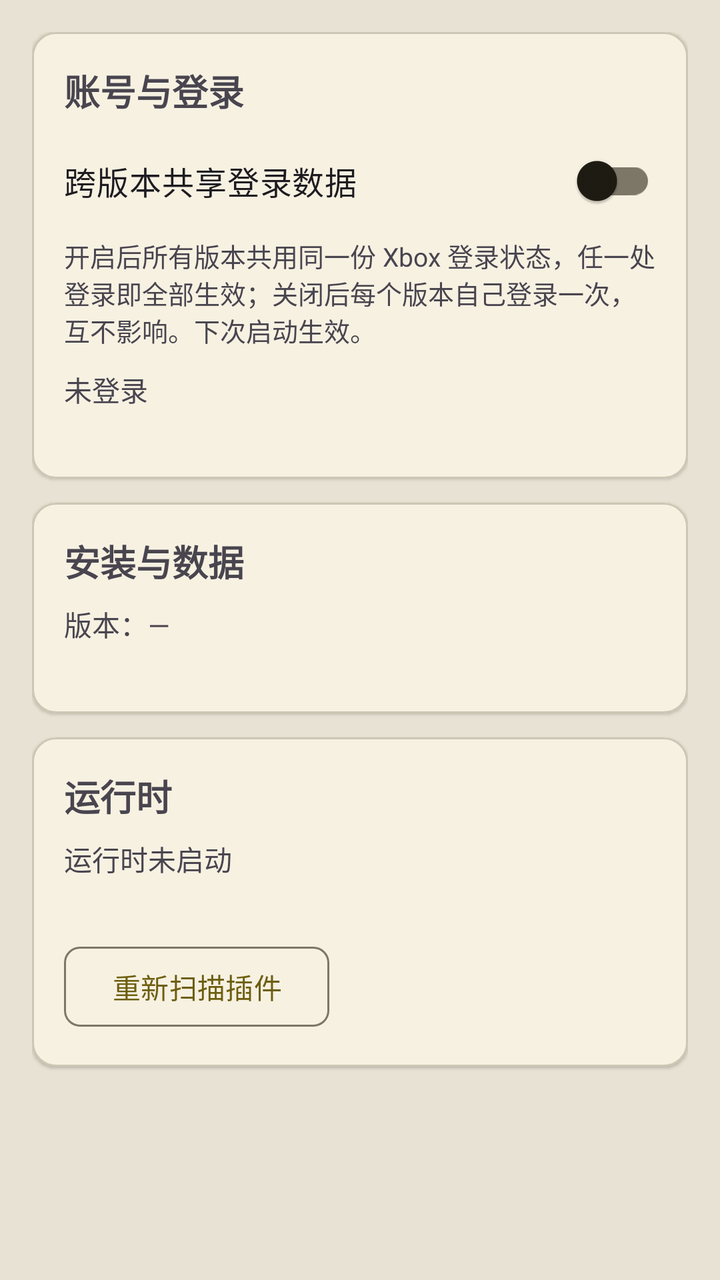
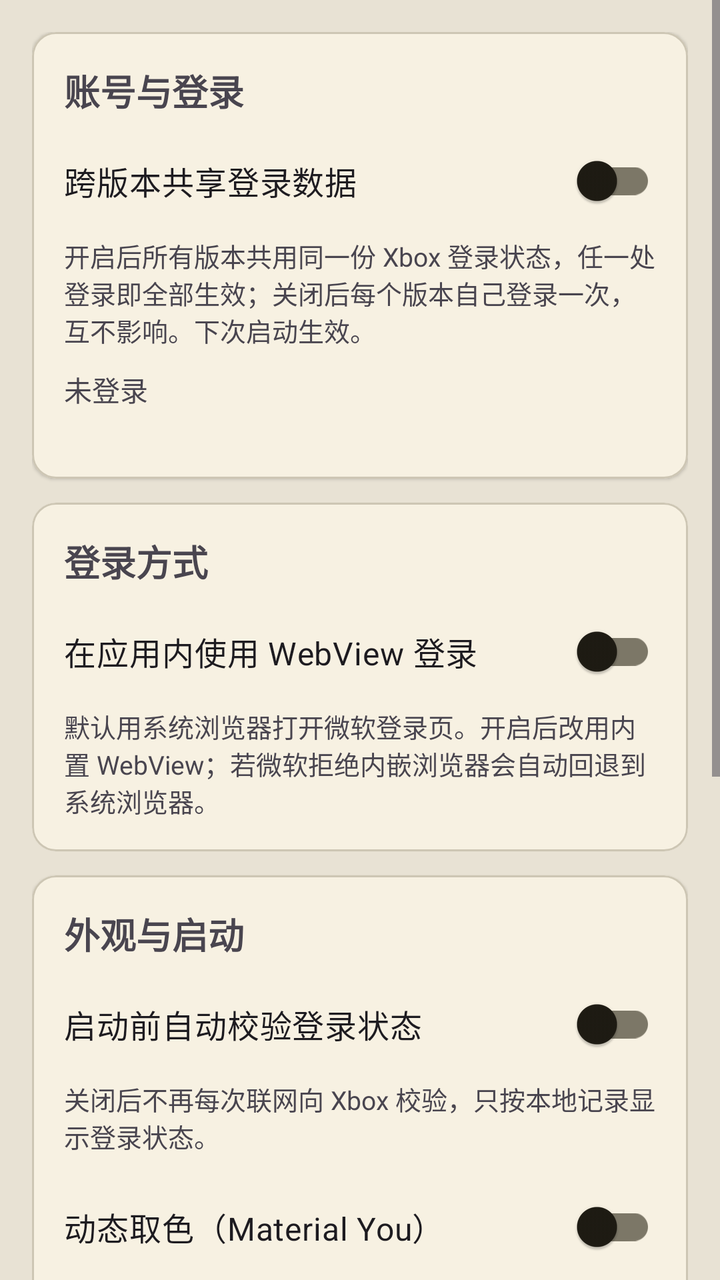

Two renders of the same Android screen: before a commit and after it. Below are the layout's source before the change and the commit's diff.
<!-- AndroidManifest.xml: application theme AppTheme -->
<!-- res/layout/fragment_setting.xml -->
<?xml version="1.0" encoding="utf-8"?>
<ScrollView xmlns:android="http://schemas.android.com/apk/res/android"
    xmlns:app="http://schemas.android.com/apk/res-auto"
    android:layout_width="match_parent"
    android:layout_height="match_parent"
    android:background="@color/md_theme_surfaceContainerHighest"
    android:fillViewport="true">

    <LinearLayout
        android:layout_width="match_parent"
        android:layout_height="wrap_content"
        android:orientation="vertical"
        android:paddingStart="16dp"
        android:paddingTop="16dp"
        android:paddingEnd="16dp"
        android:paddingBottom="24dp">

        <com.google.android.material.card.MaterialCardView
            android:layout_width="match_parent"
            android:layout_height="wrap_content"
            app:cardCornerRadius="12dp"
            app:cardElevation="1dp">

            <LinearLayout
                android:layout_width="match_parent"
                android:layout_height="wrap_content"
                android:orientation="vertical"
                android:padding="16dp">

                <TextView
                    android:layout_width="wrap_content"
                    android:layout_height="wrap_content"
                    android:text="账号与登录"
                    android:textSize="18sp"
                    android:textStyle="bold" />

                <com.google.android.material.switchmaterial.SwitchMaterial
                    android:id="@+id/identity_share"
                    android:layout_width="match_parent"
                    android:layout_height="wrap_content"
                    android:layout_marginTop="8dp"
                    android:text="跨版本共享登录数据"
                    android:textSize="16sp" />

                <TextView
                    android:id="@+id/identity_summary"
                    android:layout_width="match_parent"
                    android:layout_height="wrap_content"
                    android:layout_marginTop="4dp"
                    android:text="@string/identity_share_summary"
                    android:textColor="?android:attr/textColorSecondary"
                    android:textSize="13sp" />

                <TextView
                    android:id="@+id/account_line"
                    android:layout_width="match_parent"
                    android:layout_height="wrap_content"
                    android:layout_marginTop="10dp"
                    android:text="未登录"
                    android:textSize="14sp" />

                <TextView
                    android:id="@+id/identity_path"
                    android:layout_width="match_parent"
                    android:layout_height="wrap_content"
                    android:layout_marginTop="2dp"
                    android:textIsSelectable="true"
                    android:textSize="12sp"
                    android:typeface="monospace" />
            </LinearLayout>
        </com.google.android.material.card.MaterialCardView>

        <com.google.android.material.card.MaterialCardView
            android:layout_width="match_parent"
            android:layout_height="wrap_content"
            android:layout_marginTop="12dp"
            app:cardCornerRadius="12dp"
            app:cardElevation="1dp">

            <LinearLayout
                android:layout_width="match_parent"
                android:layout_height="wrap_content"
                android:orientation="vertical"
                android:padding="16dp">

                <TextView
                    android:layout_width="wrap_content"
                    android:layout_height="wrap_content"
                    android:text="安装与数据"
                    android:textSize="18sp"
                    android:textStyle="bold" />

                <TextView
                    android:id="@+id/version_line"
                    android:layout_width="match_parent"
                    android:layout_height="wrap_content"
                    android:layout_marginTop="8dp"
                    android:text="版本：—"
                    android:textSize="14sp" />

                <TextView
                    android:id="@+id/instance_path"
                    android:layout_width="match_parent"
                    android:layout_height="wrap_content"
                    android:layout_marginTop="2dp"
                    android:textIsSelectable="true"
                    android:textSize="12sp"
                    android:typeface="monospace" />
            </LinearLayout>
        </com.google.android.material.card.MaterialCardView>

        <com.google.android.material.card.MaterialCardView
            android:layout_width="match_parent"
            android:layout_height="wrap_content"
            android:layout_marginTop="12dp"
            app:cardCornerRadius="12dp"
            app:cardElevation="1dp">

            <LinearLayout
                android:layout_width="match_parent"
                android:layout_height="wrap_content"
                android:orientation="vertical"
                android:padding="16dp">

                <TextView
                    android:layout_width="wrap_content"
                    android:layout_height="wrap_content"
                    android:text="运行时"
                    android:textSize="18sp"
                    android:textStyle="bold" />

                <TextView
                    android:id="@+id/runtime_line"
                    android:layout_width="match_parent"
                    android:layout_height="wrap_content"
                    android:layout_marginTop="8dp"
                    android:text="运行时未启动"
                    android:textSize="14sp" />

                <TextView
                    android:id="@+id/hook_line"
                    android:layout_width="match_parent"
                    android:layout_height="wrap_content"
                    android:layout_marginTop="2dp"
                    android:textColor="?android:attr/textColorSecondary"
                    android:textSize="13sp" />

                <com.google.android.material.button.MaterialButton
                    android:id="@+id/rescan_plugins"
                    style="?attr/materialButtonOutlinedStyle"
                    android:layout_width="wrap_content"
                    android:layout_height="wrap_content"
                    android:layout_marginTop="10dp"
                    android:text="重新扫描插件"
                    app:cornerRadius="8dp" />
            </LinearLayout>
        </com.google.android.material.card.MaterialCardView>
    </LinearLayout>
</ScrollView>
<!-- resources referenced by this layout -->
<resources>
  <color name="md_theme_surfaceContainerHighest">#E8E2D4</color>
  <string name="identity_share_summary">开启后所有版本共用同一份 Xbox 登录状态，任一处登录即全部生效；关闭后每个版本自己登录一次，互不影响。下次启动生效。</string>
  <color name="md_theme_primary">#6D5E0F</color>
  <color name="md_theme_onPrimary">#FFFFFF</color>
  <color name="md_theme_primaryContainer">#F8E287</color>
  <color name="md_theme_onPrimaryContainer">#534600</color>
  <color name="md_theme_secondary">#665E40</color>
  <color name="md_theme_onSecondary">#FFFFFF</color>
  <color name="md_theme_secondaryContainer">#EEE2BC</color>
  <color name="md_theme_onSecondaryContainer">#4E472A</color>
  <color name="md_theme_tertiary">#43664E</color>
  <color name="md_theme_onTertiary">#FFFFFF</color>
  <color name="md_theme_tertiaryContainer">#C5ECCE</color>
  <color name="md_theme_onTertiaryContainer">#2C4E38</color>
  <color name="md_theme_error">#BA1A1A</color>
  <color name="md_theme_onError">#FFFFFF</color>
  <color name="md_theme_errorContainer">#FFDAD6</color>
  <color name="md_theme_onErrorContainer">#93000A</color>
  <color name="md_theme_background">#FFF9EE</color>
  <color name="md_theme_onBackground">#1E1B13</color>
  <color name="md_theme_surface">#FFF9EE</color>
  <color name="md_theme_onSurface">#1E1B13</color>
  <color name="md_theme_surfaceVariant">#EAE2D0</color>
  <color name="md_theme_onSurfaceVariant">#4B4739</color>
  <color name="md_theme_outline">#7C7767</color>
  <color name="md_theme_outlineVariant">#CDC6B4</color>
  <color name="md_theme_inverseSurface">#333027</color>
  <color name="md_theme_inverseOnSurface">#F7F0E2</color>
  <color name="md_theme_inversePrimary">#DBC66E</color>
  <color name="md_theme_primaryFixed">#F8E287</color>
  <color name="md_theme_onPrimaryFixed">#221B00</color>
  <color name="md_theme_primaryFixedDim">#DBC66E</color>
  <color name="md_theme_onPrimaryFixedVariant">#534600</color>
  <color name="md_theme_secondaryFixed">#EEE2BC</color>
  <color name="md_theme_onSecondaryFixed">#211B04</color>
  <color name="md_theme_secondaryFixedDim">#D1C6A1</color>
  <color name="md_theme_onSecondaryFixedVariant">#4E472A</color>
  <color name="md_theme_tertiaryFixed">#C5ECCE</color>
  <color name="md_theme_onTertiaryFixed">#00210F</color>
  <color name="md_theme_tertiaryFixedDim">#A9D0B3</color>
  <color name="md_theme_onTertiaryFixedVariant">#2C4E38</color>
  <color name="md_theme_surfaceDim">#E0D9CC</color>
  <color name="md_theme_surfaceBright">#FFF9EE</color>
  <color name="md_theme_surfaceContainerLowest">#FFFFFF</color>
  <color name="md_theme_surfaceContainerLow">#FAF3E5</color>
  <color name="md_theme_surfaceContainer">#F4EDDF</color>
  <color name="md_theme_surfaceContainerHigh">#EEE8DA</color>
  <!-- unchanged entries left out for length: 1 -->
</resources>

<!-- the commit's change to res/layout/fragment_setting.xml (unified diff, before → after) -->
@@ -86,6 +86,107 @@
                 <TextView
                     android:layout_width="wrap_content"
                     android:layout_height="wrap_content"
+                    android:text="登录方式"
+                    android:textSize="18sp"
+                    android:textStyle="bold" />
+
+                <com.google.android.material.switchmaterial.SwitchMaterial
+                    android:id="@+id/login_webview"
+                    android:layout_width="match_parent"
+                    android:layout_height="wrap_content"
+                    android:layout_marginTop="8dp"
+                    android:text="在应用内使用 WebView 登录"
+                    android:textSize="16sp" />
+
+                <TextView
+                    android:layout_width="match_parent"
+                    android:layout_height="wrap_content"
+                    android:layout_marginTop="4dp"
+                    android:text="默认用系统浏览器打开微软登录页。开启后改用内置 WebView；若微软拒绝内嵌浏览器会自动回退到系统浏览器。"
+                    android:textColor="?android:attr/textColorSecondary"
+                    android:textSize="13sp" />
+            </LinearLayout>
+        </com.google.android.material.card.MaterialCardView>
+
+        <com.google.android.material.card.MaterialCardView
+            android:layout_width="match_parent"
+            android:layout_height="wrap_content"
+            android:layout_marginTop="12dp"
+            app:cardCornerRadius="12dp"
+            app:cardElevation="1dp">
+
+            <LinearLayout
+                android:layout_width="match_parent"
+                android:layout_height="wrap_content"
+                android:orientation="vertical"
+                android:padding="16dp">
+
+                <TextView
+                    android:layout_width="wrap_content"
+                    android:layout_height="wrap_content"
+                    android:text="外观与启动"
+                    android:textSize="18sp"
+                    android:textStyle="bold" />
+
+                <com.google.android.material.switchmaterial.SwitchMaterial
+                    android:id="@+id/auto_validate"
+                    android:layout_width="match_parent"
+                    android:layout_height="wrap_content"
+                    android:layout_marginTop="8dp"
+                    android:text="启动前自动校验登录状态"
+                    android:textSize="16sp" />
+
+                <TextView
+                    android:layout_width="match_parent"
+                    android:layout_height="wrap_content"
+                    android:layout_marginTop="4dp"
+                    android:text="关闭后不再每次联网向 Xbox 校验，只按本地记录显示登录状态。"
+                    android:textColor="?android:attr/textColorSecondary"
+                    android:textSize="13sp" />
+
+                <com.google.android.material.switchmaterial.SwitchMaterial
+                    android:id="@+id/dynamic_color"
+                    android:layout_width="match_parent"
+                    android:layout_height="wrap_content"
+                    android:layout_marginTop="12dp"
+                    android:text="动态取色（Material You）"
+                    android:textSize="16sp" />
+
+                <TextView
+                    android:layout_width="match_parent"
+                    android:layout_height="wrap_content"
+                    android:layout_marginTop="4dp"
+                    android:text="跟随系统壁纸配色，重启应用后生效。"
+                    android:textColor="?android:attr/textColorSecondary"
+                    android:textSize="13sp" />
+
+                <com.google.android.material.button.MaterialButton
+                    android:id="@+id/clear_cache"
+                    style="?attr/materialButtonOutlinedStyle"
+                    android:layout_width="wrap_content"
+                    android:layout_height="wrap_content"
+                    android:layout_marginTop="12dp"
+                    android:text="清除缓存"
+                    app:cornerRadius="8dp" />
+            </LinearLayout>
+        </com.google.android.material.card.MaterialCardView>
+
+        <com.google.android.material.card.MaterialCardView
+            android:layout_width="match_parent"
+            android:layout_height="wrap_content"
+            android:layout_marginTop="12dp"
+            app:cardCornerRadius="12dp"
+            app:cardElevation="1dp">
+
+            <LinearLayout
+                android:layout_width="match_parent"
+                android:layout_height="wrap_content"
+                android:orientation="vertical"
+                android:padding="16dp">
+
+                <TextView
+                    android:layout_width="wrap_content"
+                    android:layout_height="wrap_content"
                     android:text="安装与数据"
                     android:textSize="18sp"
                     android:textStyle="bold" />
